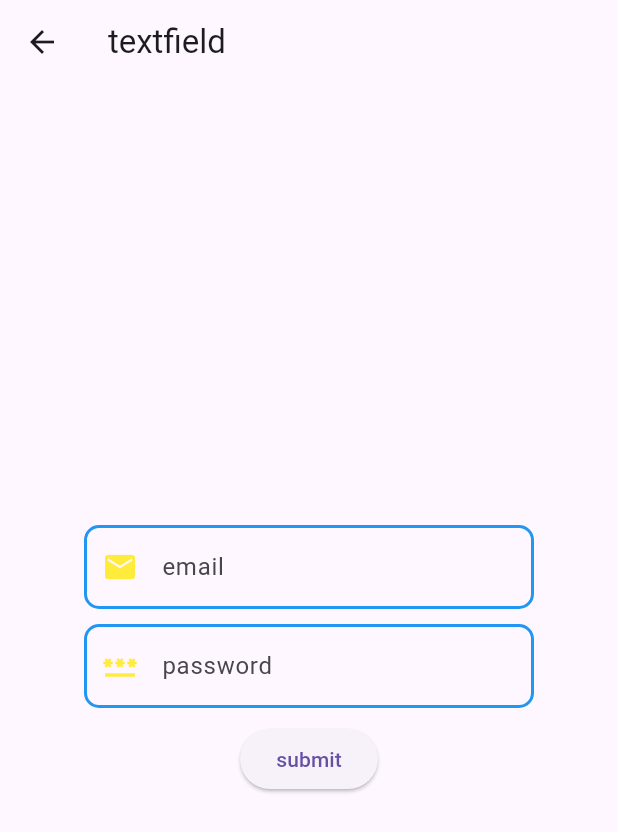
After one commit to sumitjr3/widgets_flutter, a Flutter app: the textfieldView screen opened by its route, on a phone screen of 412 x 824 dp. The commit adds this screen. Shown: the top 832 px of the screen. Run offline on Flutter 3.47's test engine with Material 3 defaults, Android fonts, the phone set to English and light mode, and no system bars.

Commit message:
textfield added

```diff
--- a/lib/constants/routes.dart
+++ b/lib/constants/routes.dart
@@ -1,6 +1,8 @@
 import 'package:widgets_flutter/views/ListView/staticList.dart';
+import 'package:widgets_flutter/views/appbarView.dart';
 import 'package:widgets_flutter/views/buttonView.dart';
 import 'package:widgets_flutter/views/cardview/simplecard.dart';
+import 'package:widgets_flutter/views/textfield.dart';
 
 const ContainerRoute = '/container/';
 const TextRoute = '/text/';
@@ -14,3 +16,5 @@ const simpleCardRoute = '/simple card/';
 const cardInListRoute = '/list card/';
 const imageViewRoute = '/image view/';
 const buttonViewRoute = '/button view/';
+const textfieldViewRoute = '/textfield/';
+const appbarViewRoute = '/appbar/';
--- a/lib/main.dart
+++ b/lib/main.dart
@@ -84,12 +84,14 @@ import 'package:widgets_flutter/views/ListView/listviewSeperator.dart';
 import 'package:widgets_flutter/views/ListView/staticList.dart';
 import 'package:widgets_flutter/views/RowsAndColumn.dart';
 import 'package:widgets_flutter/views/Text.dart';
+import 'package:widgets_flutter/views/appbarView.dart';
 import 'package:widgets_flutter/views/buttonView.dart';
 import 'package:widgets_flutter/views/cardview/cardView.dart';
 import 'package:widgets_flutter/views/cardview/cardinlist.dart';
 import 'package:widgets_flutter/views/cardview/simplecard.dart';
 import 'package:widgets_flutter/views/imageView.dart';
 import 'package:widgets_flutter/views/listView.dart';
+import 'package:widgets_flutter/views/textfield.dart';
 
 void main() async {
   WidgetsFlutterBinding.ensureInitialized();
@@ -113,6 +115,8 @@ void main() async {
       cardInListRoute: (context) => const cardInList(),
       imageViewRoute: (context) => const imageView(),
       buttonViewRoute: (context) => const buttonView(),
+      textfieldViewRoute: (context) => const textfieldView(),
+      appbarViewRoute: (context) => const appbarView(),
     },
   ));
 }
@@ -195,6 +199,12 @@ class _HomePageState extends State<HomePage> {
               if (item[index] == 'Button Widgets') {
                 Navigator.of(context).pushNamed(buttonViewRoute);
               }
+              if (item[index] == 'TextField') {
+                Navigator.of(context).pushNamed(textfieldViewRoute);
+              }
+              if (item[index] == 'AppBar') {
+                Navigator.of(context).pushNamed(textfieldViewRoute);
+              }
             },
           );
         },
--- /dev/null
+++ b/lib/views/appbarView.dart
@@ -0,0 +1,15 @@
+import 'package:flutter/material.dart';
+
+class appbarView extends StatefulWidget {
+  const appbarView({super.key});
+
+  @override
+  State<appbarView> createState() => _appbarViewState();
+}
+
+class _appbarViewState extends State<appbarView> {
+  @override
+  Widget build(BuildContext context) {
+    return const Placeholder();
+  }
+}
--- /dev/null
+++ b/lib/views/textfield.dart
@@ -0,0 +1,73 @@
+import 'package:flutter/material.dart';
+
+class textfieldView extends StatefulWidget {
+  const textfieldView({super.key});
+
+  @override
+  State<textfieldView> createState() => _textfieldViewState();
+}
+
+class _textfieldViewState extends State<textfieldView> {
+  var emailText = TextEditingController();
+  var passwordText = TextEditingController();
+
+  @override
+  Widget build(BuildContext context) {
+    return Scaffold(
+      appBar: AppBar(title: const Text('textfield')),
+      body: Center(
+        child: Container(
+          width: 300,
+          child: Column(
+            mainAxisAlignment: MainAxisAlignment.center,
+            children: [
+              TextField(
+                controller: emailText,
+                decoration: InputDecoration(
+                  focusedBorder: OutlineInputBorder(
+                    borderRadius: BorderRadius.circular(10),
+                    borderSide:
+                        const BorderSide(color: Colors.yellow, width: 2),
+                  ),
+                  enabledBorder: OutlineInputBorder(
+                    borderRadius: BorderRadius.circular(10),
+                    borderSide: const BorderSide(color: Colors.blue, width: 2),
+                  ),
+                  prefixIcon: const Icon(Icons.email, color: Colors.yellow),
+                  hintText: "email",
+                ),
+              ),
+              const SizedBox(
+                height: 10,
+              ),
+              TextField(
+                controller: passwordText,
+                obscureText: true,
+                decoration: InputDecoration(
+                  focusedBorder: OutlineInputBorder(
+                    borderRadius: BorderRadius.circular(10),
+                    borderSide:
+                        const BorderSide(color: Colors.yellow, width: 2),
+                  ),
+                  enabledBorder: OutlineInputBorder(
+                    borderRadius: BorderRadius.circular(10),
+                    borderSide: const BorderSide(color: Colors.blue, width: 2),
+                  ),
+                  prefixIcon: const Icon(Icons.password, color: Colors.yellow),
+                  hintText: "password",
+                ),
+              ),
+              const SizedBox(
+                height: 10,
+              ),
+              ElevatedButton(
+                onPressed: () {},
+                child: const Text('submit'),
+              ),
+            ],
+          ),
+        ),
+      ),
+    );
+  }
+}
```
